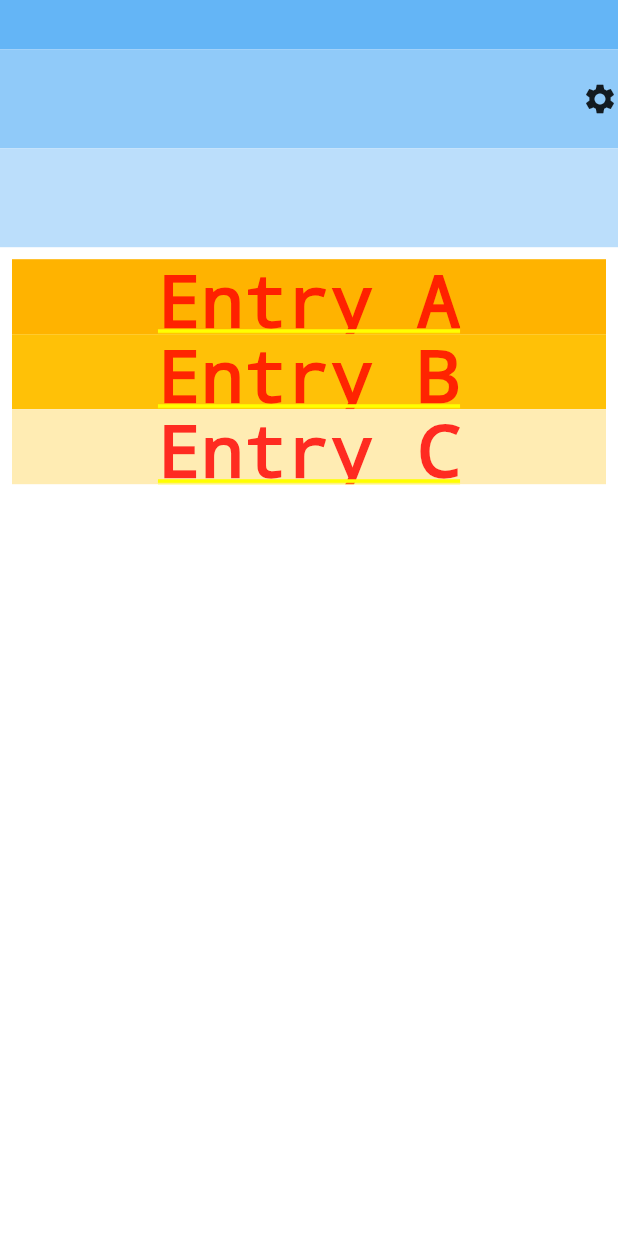
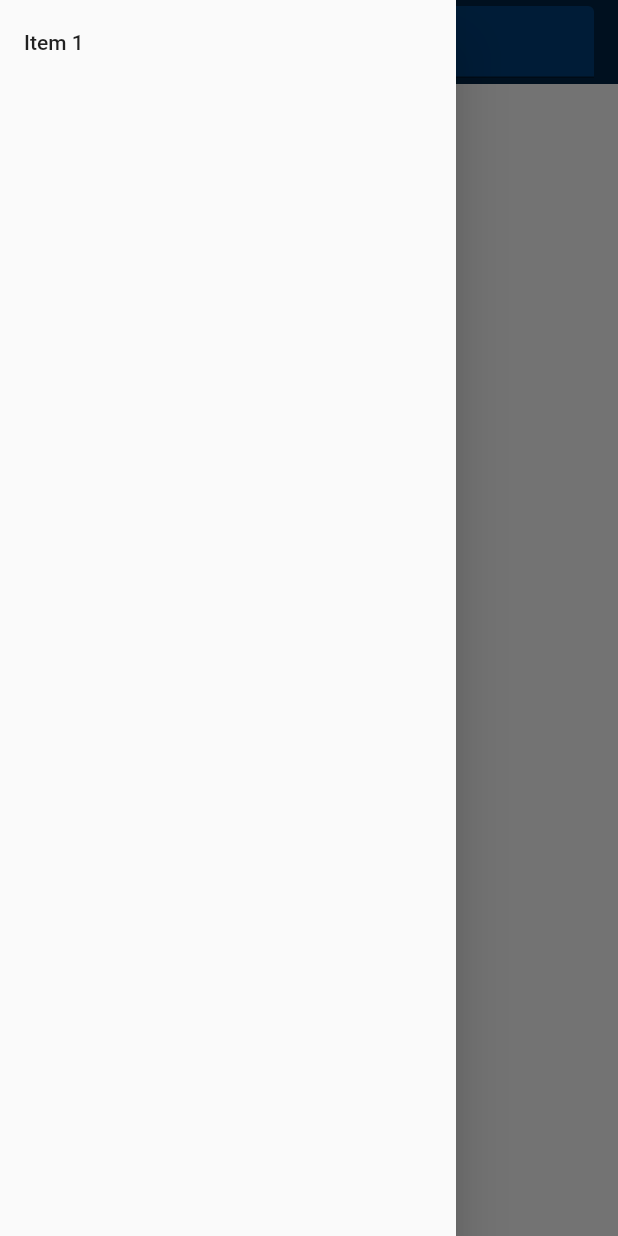
Before and after one commit to originalmattrandall/TaskManager, a Flutter app: the screen it shows after launch, with the side drawer open (before the commit the screen has no drawer), on a phone screen of 412 x 824 dp. Run offline on Flutter 3.47's test engine with Material 2 defaults, Android fonts, the phone set to English and light mode, and no system bars.

Commit message:
new widgets

```diff
--- a/task_manager/lib/main.dart
+++ b/task_manager/lib/main.dart
@@ -10,6 +10,11 @@ class MyApp extends StatelessWidget {
     return MaterialApp(
       title: 'Task Manager',
       home: MyHomePage(title: 'To Do App'),
+      theme: ThemeData(
+        primaryColor: Color.fromRGBO(0, 35, 67, 1),
+        accentColor: Color.fromRGBO(0, 62, 120, 1),
+        backgroundColor: Color.fromRGBO(0, 35, 67, 1),
+      ),
     );
   }
 }
--- a/task_manager/lib/ui/screens/home/home_list.dart
+++ b/task_manager/lib/ui/screens/home/home_list.dart
@@ -1,4 +1,6 @@
 import 'package:flutter/material.dart';
+import '../../widgets/general/search_bar.dart';
+import '../../widgets/general/mainmenu/menu_drawer.dart';
 
 class MyHomePage extends StatefulWidget {
   MyHomePage({Key key, this.title}) : super(key: key);
@@ -19,60 +21,19 @@ class MyHomePage extends StatefulWidget {
 }
 
 class _MyHomePageState extends State<MyHomePage> {
-
-  String dropdownValue = 'One';
+  String title = "To DO";
 
   @override
   Widget build(BuildContext context) {
-    return Column(
-      children: [
-        Expanded(
-          flex: 1,
-          child: Column(
-            children: [
-              Expanded(
-                flex: 1,
-                child: Container(color: Colors.blue[300]),
-              ),
-              Expanded( // Settings icon
-                flex: 2,
-                child: Container(
-                  color: Colors.blue[200],
-                  alignment: Alignment.centerRight,
-                  child: Icon(Icons.settings)
-                ),
-              ),
-              Expanded( // Filter Drop down selection
-                flex: 2,
-                child: Container(color: Colors.blue[100]),
-              ),
-            ],
-          ),
+    return SafeArea(
+      child: Scaffold(
+        appBar: AppBar(
+          title: SearchBar(),
+          elevation: 0.0,
         ),
-        Expanded( // Will Contain the List View
-          flex: 4,
-          child: ListView(
-            padding: EdgeInsets.all(8.0),
-            children: <Widget>[
-              Container(
-                height: 50,
-                color: Colors.amber[600],
-                child: const Center(child: Text('Entry A')),
-              ),
-              Container(
-                height: 50,
-                color: Colors.amber[500],
-                child: const Center(child: Text('Entry B')),
-              ),
-              Container(
-                height: 50,
-                color: Colors.amber[100],
-                child: const Center(child: Text('Entry C')),
-              ),
-            ],
-          ),
-        )
-      ],
+        drawer: MenuDrawer(),
+        body: Text("other stuff")
+      )
     );
   }
 }
--- /dev/null
+++ b/task_manager/lib/ui/ui_colors.dart
@@ -0,0 +1,34 @@
+import 'package:flutter/material.dart';
+
+class UIColors{
+  UIColors._();
+
+  //100% - FF
+  //95% - F2
+  //90% - E6
+  //85% - D9
+  //80% - CC
+  //75% - BF
+  //70% - B3
+  //65% - A6
+  //60% - 99
+  //55% - 8C
+  //50% - 80
+  //45% - 73
+  //40% - 66
+  //35% - 59
+  //30% - 4D
+  //25% - 40
+  //20% - 33
+  //15% - 26
+  //10% - 1A
+  //5% - 0D
+  //0% - 00
+
+  static const MaterialColor offBlue = const MaterialColor(
+    0xFF418CD1,
+    const<int, Color>{
+      100: const Color(0xFF418CD1)
+    }
+  );
+}
--- /dev/null
+++ b/task_manager/lib/ui/widgets/general/mainmenu/menu_drawer.dart
@@ -0,0 +1,23 @@
+import 'package:flutter/material.dart';
+
+class MenuDrawer extends StatefulWidget{
+  @override
+  MenuDrawerState createState(){
+    return new MenuDrawerState();
+  }
+}
+
+class MenuDrawerState extends State<MenuDrawer>{
+  @override
+  Widget build(BuildContext context){
+    return Drawer(
+      child: ListView(
+        children: [
+          ListTile(
+            title: Text("Item 1")
+          )
+        ]
+      )
+    );
+  }
+}
--- /dev/null
+++ b/task_manager/lib/ui/widgets/general/search_bar.dart
@@ -0,0 +1,33 @@
+import 'package:flutter/material.dart';
+import '../../ui_colors.dart';
+
+class SearchBar extends StatefulWidget{
+  @override
+  SearchBarState createState(){
+    return new SearchBarState();
+  }
+}
+
+class SearchBarState extends State<SearchBar>{
+  @override
+  Widget build(BuildContext context){
+    return TextField(
+      style: TextStyle(
+        color: Colors.white,
+      ),
+      textInputAction: TextInputAction.search,
+      decoration: InputDecoration(
+        prefixIcon: Icon(
+            Icons.search,
+            color: UIColors.offBlue[100],
+          ),
+        hintText: "Search...",
+        hintStyle: TextStyle(
+          color: UIColors.offBlue[100]
+        ),
+        filled: true,
+        fillColor: Theme.of(context).accentColor,
+      ),
+    );
+  }
+}
```
Also changed, not shown: 1 other file.
